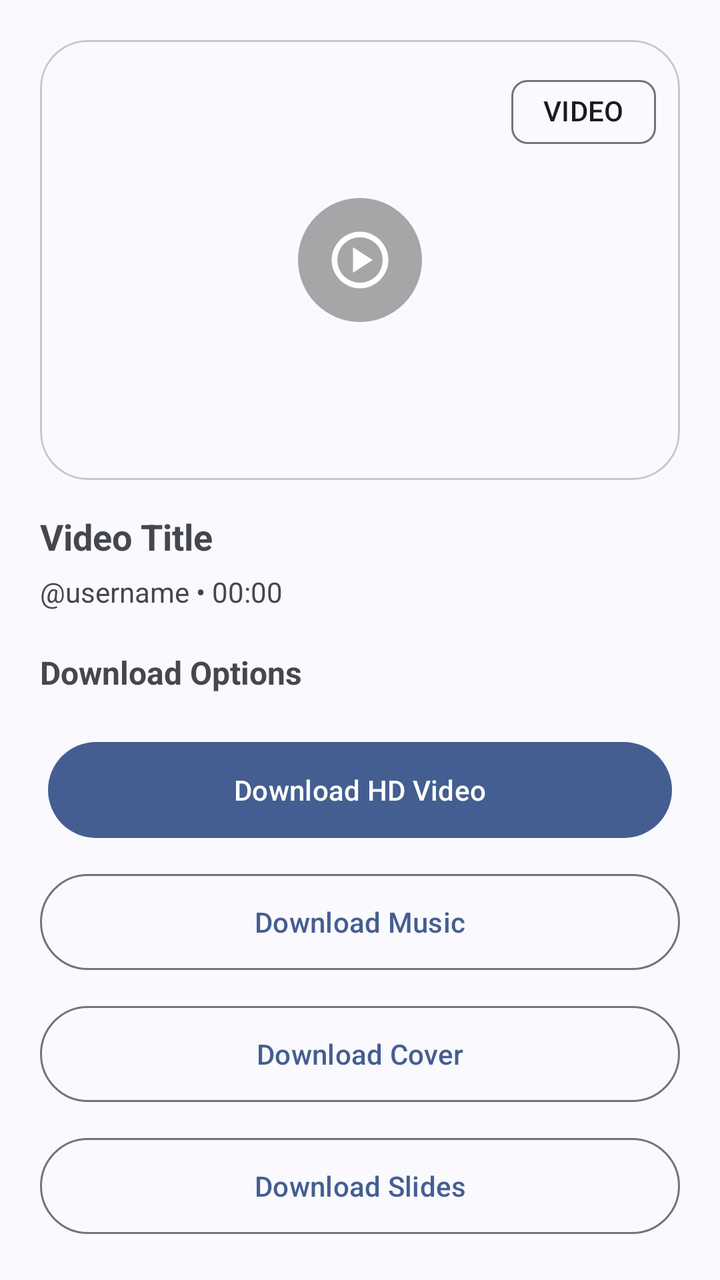
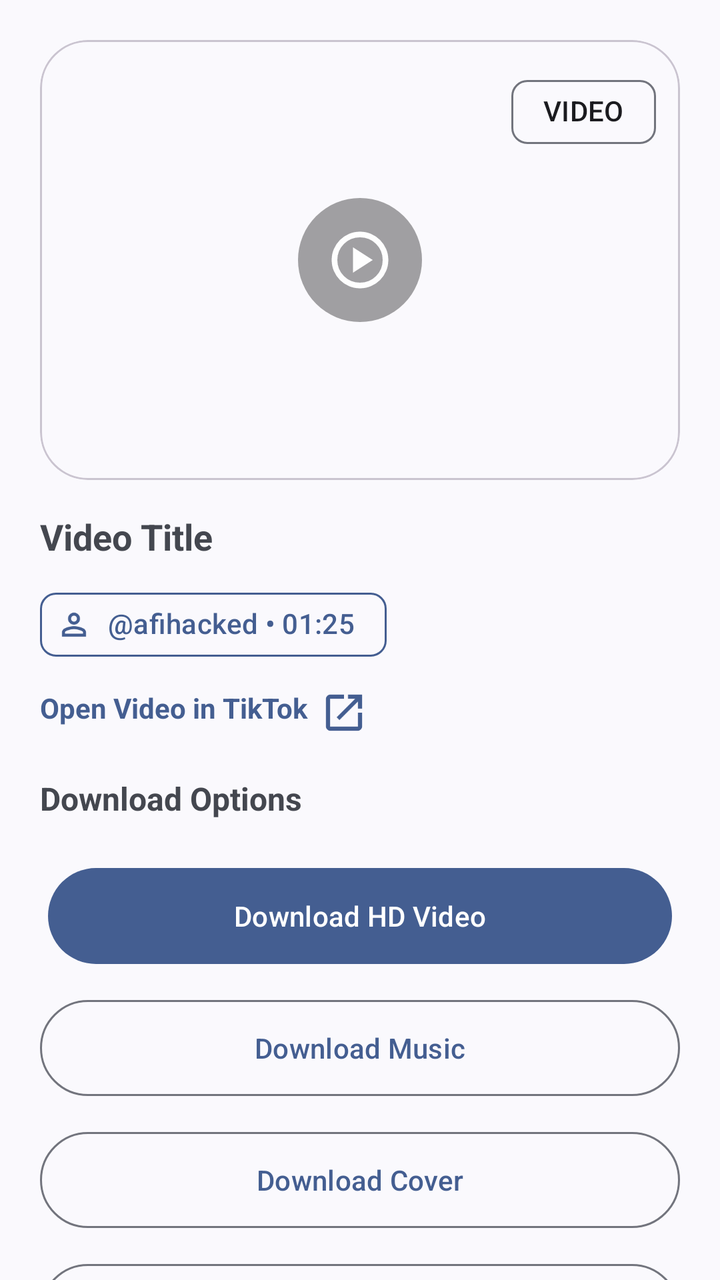

Screens rendered from an Android XML layout before and after an edit, with the pre-edit source and the edit as a unified diff.
<!-- AndroidManifest.xml: application theme Theme.AfitechTokV2 -->
<!-- res/layout/bottomsheet_preview.xml -->
<?xml version="1.0" encoding="utf-8"?>
<androidx.core.widget.NestedScrollView
    xmlns:android="http://schemas.android.com/apk/res/android"
    xmlns:app="http://schemas.android.com/apk/res-auto"
    android:layout_width="match_parent"
    android:layout_height="wrap_content">

    <LinearLayout
        android:layout_width="match_parent"
        android:layout_height="wrap_content"
        android:orientation="vertical"
        android:padding="20dp">

        <com.google.android.material.card.MaterialCardView
            android:layout_width="match_parent"
            android:layout_height="220dp"
            app:cardCornerRadius="24dp"
            app:cardElevation="0dp">

            <FrameLayout
                android:layout_width="match_parent"
                android:layout_height="match_parent">

                <ImageView
                    android:id="@+id/imgThumbnail"
                    android:layout_width="match_parent"
                    android:layout_height="match_parent"
                    android:scaleType="centerCrop"/>

                <ImageView
                    android:id="@+id/imgPlayOverlay"
                    android:layout_width="62dp"
                    android:layout_height="62dp"
                    android:layout_gravity="center"
                    android:alpha="0.85"
                    android:background="@drawable/bg_play_overlay"
                    android:padding="14dp"
                    android:src="@drawable/ic_play"
                    app:tint="@android:color/white"/>

                <com.google.android.material.chip.Chip
                    android:id="@+id/chipType"
                    android:layout_width="wrap_content"
                    android:layout_height="wrap_content"
                    android:layout_gravity="top|end"
                    android:layout_margin="12dp"
                    android:text="VIDEO"/>

            </FrameLayout>

        </com.google.android.material.card.MaterialCardView>

        <TextView
            android:id="@+id/txtTitle"
            android:layout_width="match_parent"
            android:layout_height="wrap_content"
            android:layout_marginTop="16dp"
            android:text="Video Title"
            android:textSize="18sp"
            android:textStyle="bold"/>

        <TextView
            android:id="@+id/txtMeta"
            android:layout_width="wrap_content"
            android:layout_height="wrap_content"
            android:layout_marginTop="6dp"
            android:text="@username • 00:00"/>

        <TextView
            android:layout_width="wrap_content"
            android:layout_height="wrap_content"
            android:layout_marginTop="20dp"
            android:text="Download Options"
            android:textStyle="bold"
            android:textSize="16sp"/>

        <com.google.android.material.button.MaterialButton
            android:id="@+id/btnVideo"
            style="@style/Widget.Material3.Button.IconButton.Filled"
            android:layout_width="match_parent"
            android:layout_height="56dp"
            android:layout_marginTop="20dp"
            android:text="Download HD Video"/>

        <com.google.android.material.button.MaterialButton
            android:id="@+id/btnMusic"
            style="@style/Widget.Material3.Button.OutlinedButton"
            android:layout_width="match_parent"
            android:layout_height="56dp"
            android:layout_marginTop="10dp"
            android:text="Download Music"/>

        <com.google.android.material.button.MaterialButton
            android:id="@+id/btnCover"
            style="@style/Widget.Material3.Button.OutlinedButton"
            android:layout_width="match_parent"
            android:layout_height="56dp"
            android:layout_marginTop="10dp"
            android:text="Download Cover"/>

        <com.google.android.material.button.MaterialButton
            android:id="@+id/btnSlides"
            style="@style/Widget.Material3.Button.OutlinedButton"
            android:layout_width="match_parent"
            android:layout_height="56dp"
            android:layout_marginTop="10dp"
            android:text="Download Slides"/>

    </LinearLayout>

</androidx.core.widget.NestedScrollView>
<!-- resources referenced by this layout -->
<resources>
  <!-- drawable bg_play_overlay (drawable) -->
  <?xml version="1.0" encoding="utf-8"?>
  <shape xmlns:android="http://schemas.android.com/apk/res/android">
  
      <solid android:color="#66000000"/>
  
      <corners android:radius="36dp"/>
  
  </shape>
  <!-- drawable ic_play (drawable) -->
  <vector xmlns:android="http://schemas.android.com/apk/res/android"
      android:width="24dp"
      android:height="24dp"
      android:viewportWidth="960"
      android:viewportHeight="960">
    <path
        android:pathData="m380,660 l280,-180 -280,-180v360ZM480,880q-83,0 -156,-31.5T197,763q-54,-54 -85.5,-127T80,480q0,-83 31.5,-156T197,197q54,-54 127,-85.5T480,80q83,0 156,31.5T763,197q54,54 85.5,127T880,480q0,83 -31.5,156T763,763q-54,54 -127,85.5T480,880ZM480,800q134,0 227,-93t93,-227q0,-134 -93,-227t-227,-93q-134,0 -227,93t-93,227q0,134 93,227t227,93ZM480,480Z"
        android:fillColor="#e3e3e3"/>
  </vector>
  <style name="Theme.AfitechTokV2" parent="Theme.Material3.DynamicColors.DayNight.NoActionBar">
  
          <item name="android:statusBarColor">@android:color/transparent</item>
          <item name="android:navigationBarColor">@android:color/transparent</item>
  
          <item name="android:windowLightStatusBar">?attr/isLightTheme</item>
  
          <item name="android:windowLayoutInDisplayCutoutMode">
              shortEdges
          </item>
  
      </style>
</resources>

<!-- the commit's change to res/layout/bottomsheet_preview.xml (unified diff, before → after) -->
@@ -32,7 +32,7 @@
                     android:layout_width="62dp"
                     android:layout_height="62dp"
                     android:layout_gravity="center"
-                    android:alpha="0.85"
+                    android:alpha="0.90"
                     android:background="@drawable/bg_play_overlay"
                     android:padding="14dp"
                     android:src="@drawable/ic_play"
@@ -55,17 +55,54 @@
             android:layout_width="match_parent"
             android:layout_height="wrap_content"
             android:layout_marginTop="16dp"
+            android:ellipsize="end"
+            android:maxLines="3"
+    android:longClickable="true"
             android:text="Video Title"
             android:textSize="18sp"
             android:textStyle="bold"/>
 
         <TextView
+            android:id="@+id/txtReadMore"
+            android:layout_width="wrap_content"
+            android:layout_height="wrap_content"
+            android:layout_marginTop="4dp"
+            android:paddingBottom="4dp"
+            android:textColor="?attr/colorPrimary"
+            android:clickable="true"
+            android:focusable="true"
+            android:text="Read More"
+            android:textStyle="bold"
+            android:visibility="gone"/>
+
+        <com.google.android.material.chip.Chip
             android:id="@+id/txtMeta"
             android:layout_width="wrap_content"
             android:layout_height="wrap_content"
-            android:layout_marginTop="6dp"
-            android:text="@username • 00:00"/>
+            android:layout_marginTop="8dp"
+            android:text="@afihacked • 01:25"
+            android:clickable="true"
+            android:focusable="true"
+            app:chipIcon="@drawable/ic_person"
+            app:chipIconVisible="true"
+            android:textColor="?attr/colorPrimary"
+            app:chipBackgroundColor="@android:color/transparent"
+            app:chipStrokeColor="?attr/colorPrimary"
+            app:chipIconTint="?attr/colorPrimary"
+            app:chipStrokeWidth="1dp"/>
+        <TextView
+            android:id="@+id/txtOpenInTiktok"
+            android:layout_width="wrap_content"
+            android:layout_height="wrap_content"
+            android:layout_marginTop="8dp"
+            android:clickable="true"
+            android:focusable="true"
+            android:text="Open Video in TikTok"
+            android:textColor="?attr/colorPrimary"
+            android:drawableEnd="@drawable/ic_open_in_new"
 
+            android:drawablePadding="6dp"
+            android:textStyle="bold"/>
         <TextView
             android:layout_width="wrap_content"
             android:layout_height="wrap_content"
<!-- resource entries referenced after the edit -->
@@ -9,6 +9,26 @@
       <corners android:radius="36dp"/>
   
   </shape>
+  <!-- drawable ic_open_in_new (drawable) -->
+  <vector xmlns:android="http://schemas.android.com/apk/res/android"
+      android:width="24dp"
+      android:height="24dp"
+      android:viewportWidth="960"
+      android:viewportHeight="960">
+    <path
+        android:pathData="M200,840q-33,0 -56.5,-23.5T120,760v-560q0,-33 23.5,-56.5T200,120h280v80L200,200v560h560v-280h80v280q0,33 -23.5,56.5T760,840L200,840ZM388,628 L332,572 704,200L560,200v-80h280v280h-80v-144L388,628Z"
+        android:fillColor="?attr/colorPrimary"/>
+  </vector>
+  <!-- drawable ic_person (drawable) -->
+  <vector xmlns:android="http://schemas.android.com/apk/res/android"
+      android:width="24dp"
+      android:height="24dp"
+      android:viewportWidth="960"
+      android:viewportHeight="960">
+    <path
+        android:pathData="M367,433q-47,-47 -47,-113t47,-113q47,-47 113,-47t113,47q47,47 47,113t-47,113q-47,47 -113,47t-113,-47ZM160,800v-112q0,-34 17.5,-62.5T224,582q62,-31 126,-46.5T480,520q66,0 130,15.5T736,582q29,15 46.5,43.5T800,688v112L160,800ZM240,720h480v-32q0,-11 -5.5,-20T700,654q-54,-27 -109,-40.5T480,600q-56,0 -111,13.5T260,654q-9,5 -14.5,14t-5.5,20v32ZM536.5,376.5Q560,353 560,320t-23.5,-56.5Q513,240 480,240t-56.5,23.5Q400,287 400,320t23.5,56.5Q447,400 480,400t56.5,-23.5ZM480,320ZM480,720Z"
+        android:fillColor="#e3e3e3"/>
+  </vector>
   <!-- drawable ic_play (drawable) -->
   <vector xmlns:android="http://schemas.android.com/apk/res/android"
       android:width="24dp"
